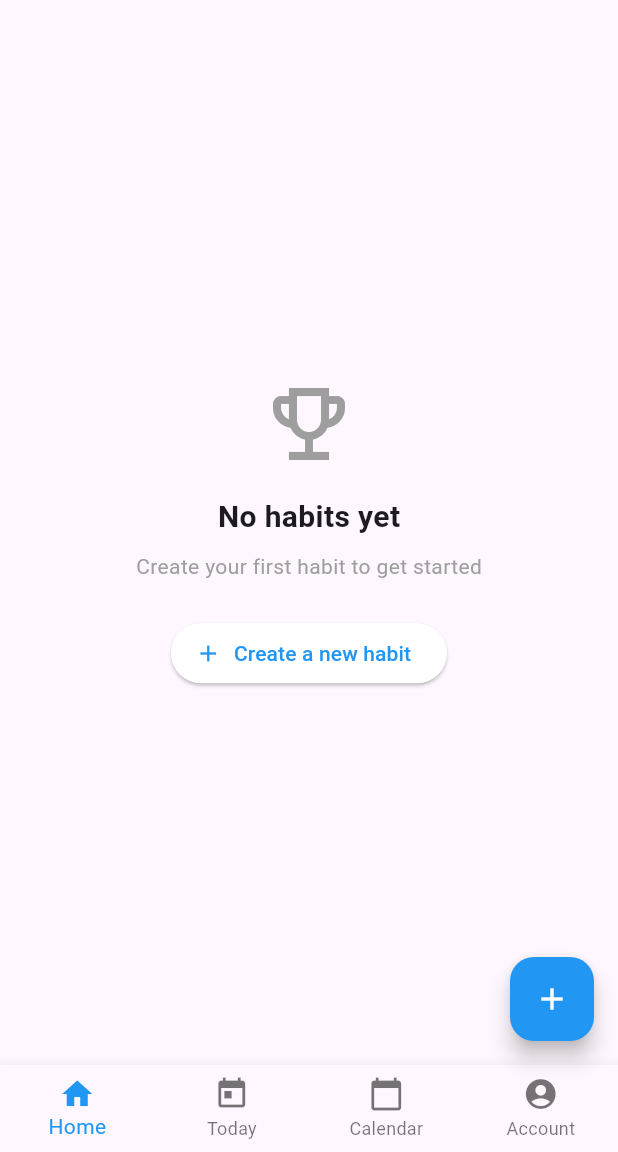
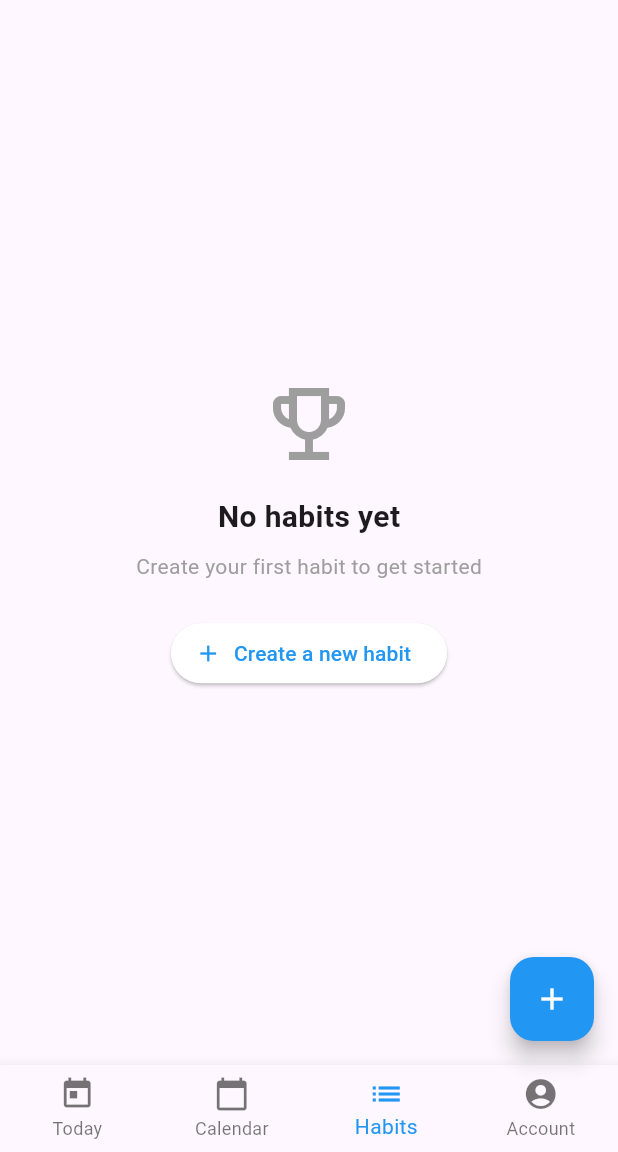
Before and after one commit to fabianbaumert/habitly, a Flutter app: the screen it shows once a user with an empty profile is signed in, on a phone screen of 412 x 824 dp, the part 84-1236 px from its top. Run offline on Flutter 3.47's test engine with Material 3 defaults, Android fonts, the phone set to English and light mode, and no system bars; our stand-ins replace cloud_firestore, connectivity_plus, dio, firebase_auth, firebase_core, flutter_native_splash and 5 more; accounts and stored records are empty; generated files the repository leaves out were written again.

Commit message:
feat: update bottom navigation to include Habits screen; adjust navigation logic and floating action button visibility

```diff
--- a/lib/screens/main_screen.dart
+++ b/lib/screens/main_screen.dart
@@ -45,16 +45,16 @@ class MainScreen extends ConsumerWidget {
         type: BottomNavigationBarType.fixed,
         items: const [
           BottomNavigationBarItem(
-            icon: Icon(Icons.home),
-            label: 'Home',
-          ),
-          BottomNavigationBarItem(
             icon: Icon(Icons.today),
             label: 'Today',
           ),
           BottomNavigationBarItem(
             icon: Icon(Icons.calendar_today),
             label: 'Calendar',
+          ),
+          BottomNavigationBarItem(
+            icon: Icon(Icons.list),
+            label: 'Habits',
           ),
           BottomNavigationBarItem(
             icon: Icon(Icons.account_circle),
@@ -68,11 +68,11 @@ class MainScreen extends ConsumerWidget {
   // Convert navigation screen to bottom navigation index
   int _getNavigationIndex(NavigationScreen screen) {
     switch (screen) {
+      case NavigationScreen.today:
+        return 0;
+      case NavigationScreen.calendar:
+        return 1;
       case NavigationScreen.home:
-        return 0;
-      case NavigationScreen.today:
-        return 1;
-      case NavigationScreen.calendar:
         return 2;
       case NavigationScreen.account:
         return 3;
@@ -85,13 +85,13 @@ class MainScreen extends ConsumerWidget {
   void _onNavigationTapped(int index, NavigationNotifier notifier) {
     switch (index) {
       case 0:
-        notifier.setScreen(NavigationScreen.home);
+        notifier.setScreen(NavigationScreen.today);
         break;
       case 1:
-        notifier.setScreen(NavigationScreen.today);
+        notifier.setScreen(NavigationScreen.calendar);
         break;
       case 2:
-        notifier.setScreen(NavigationScreen.calendar);
+        notifier.setScreen(NavigationScreen.home);
         break;
       case 3:
         notifier.setScreen(NavigationScreen.account);
@@ -99,10 +99,10 @@ class MainScreen extends ConsumerWidget {
     }
   }
 
-  // Build the floating action button (only on Home and Today screens)
+  // Build the floating action button (only on Home screen)
   Widget? _buildFloatingActionButton(BuildContext context, NavigationScreen currentScreen) {
-    // Show the "Add Habit" button on the Home and Today screens
-    if (currentScreen == NavigationScreen.home || currentScreen == NavigationScreen.today) {
+    // Show the "Add Habit" button only on the Home screen
+    if (currentScreen == NavigationScreen.home) {
       return FloatingActionButton(
         onPressed: () {
           Navigator.push(
@@ -116,7 +116,6 @@ class MainScreen extends ConsumerWidget {
         child: const Icon(Icons.add),
       );
     }
-
     // No FAB on other screens
     return null;
   }
```
